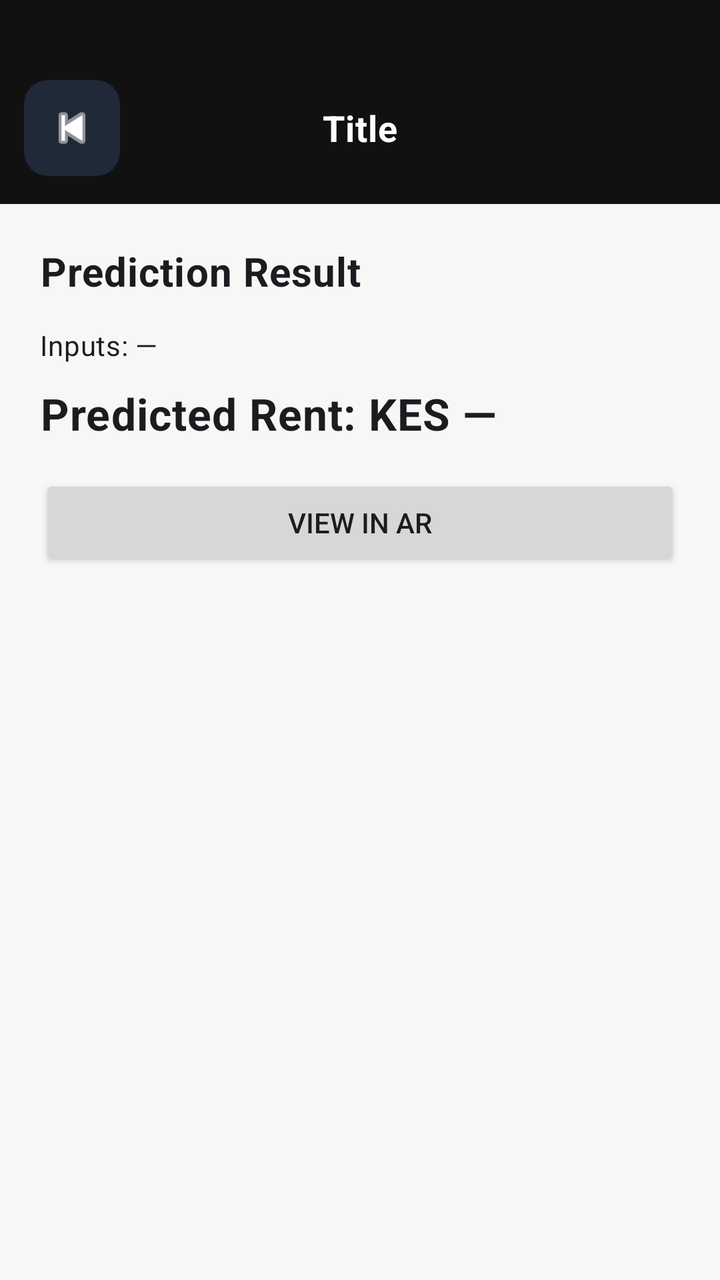
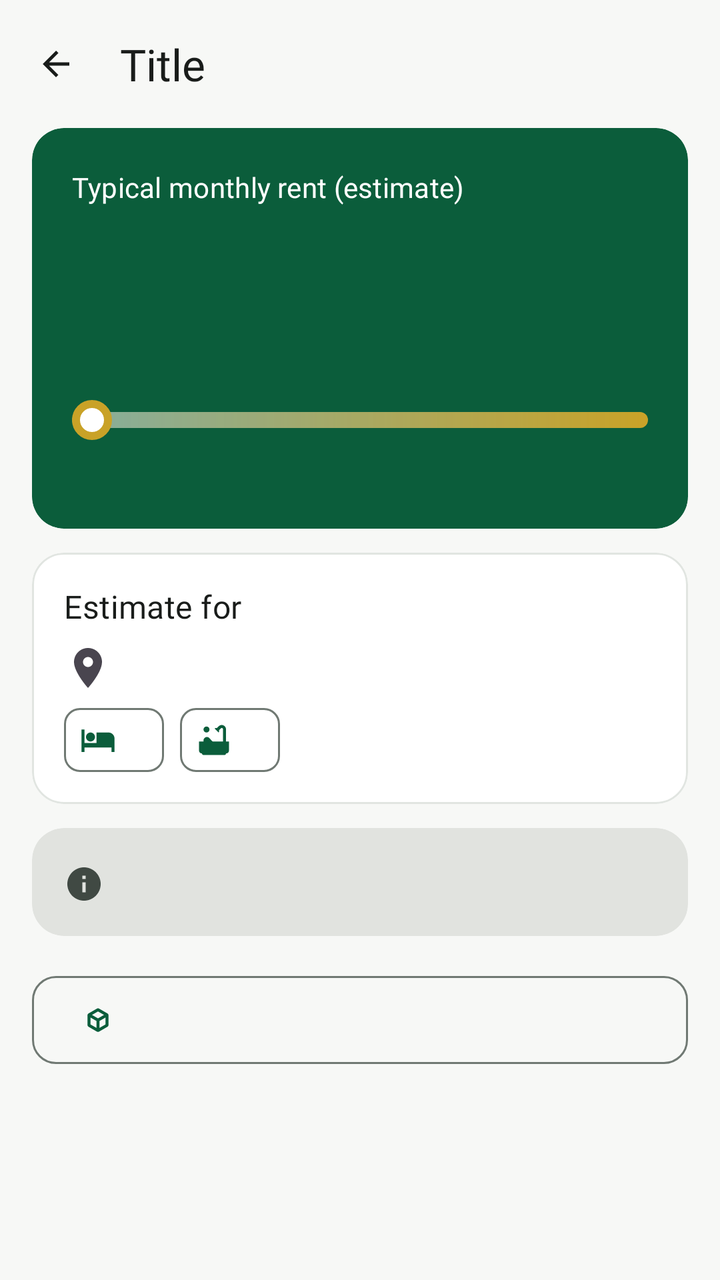

Before-and-after screenshots of an Android layout around one commit, followed by the original layout XML and the change that was made.
<!-- AndroidManifest.xml: application theme Theme.KodiWise -->
<!-- res/layout/activity_prediction_result.xml -->
<?xml version="1.0" encoding="utf-8"?>
<LinearLayout xmlns:android="http://schemas.android.com/apk/res/android"
    android:layout_width="match_parent"
    android:layout_height="match_parent"
    android:orientation="vertical">

    <include layout="@layout/include_back_header" />

    <LinearLayout
        android:layout_width="match_parent"
        android:layout_height="match_parent"
        android:orientation="vertical"
        android:padding="20dp">

        <TextView
            android:layout_width="wrap_content"
            android:layout_height="wrap_content"
            android:text="Prediction Result"
            android:textSize="20sp"
            android:textStyle="bold"
            android:layout_marginBottom="14dp" />

        <TextView
            android:id="@+id/tvInputs"
            android:layout_width="wrap_content"
            android:layout_height="wrap_content"
            android:text="Inputs: —"
            android:layout_marginBottom="10dp" />

        <TextView
            android:id="@+id/tvPredictedRent"
            android:layout_width="wrap_content"
            android:layout_height="wrap_content"
            android:text="Predicted Rent: KES —"
            android:textSize="22sp"
            android:textStyle="bold" />

        <TextView
            android:id="@+id/tvEstimateNote"
            android:layout_width="wrap_content"
            android:layout_height="wrap_content"
            android:text=""
            android:textSize="12sp"
            android:textColor="#6B7280"
            android:layout_marginTop="6dp"
            android:visibility="gone" />

        <Button
            android:id="@+id/btnViewInAR"
            android:layout_width="match_parent"
            android:layout_height="wrap_content"
            android:text="View in AR"
            android:layout_marginTop="16dp" />

    </LinearLayout>

</LinearLayout>
<!-- res/layout/include_back_header.xml (included above) -->
<?xml version="1.0" encoding="utf-8"?>
<LinearLayout xmlns:android="http://schemas.android.com/apk/res/android"
    xmlns:app="http://schemas.android.com/apk/res-auto"
    android:id="@+id/backHeaderRoot"
    android:layout_width="match_parent"
    android:layout_height="wrap_content"
    android:orientation="horizontal"
    android:gravity="center_vertical"
    android:background="#111111"
    android:paddingStart="12dp"
    android:paddingEnd="12dp"
    android:paddingTop="40dp"
    android:paddingBottom="14dp">

    <androidx.appcompat.widget.AppCompatImageButton
        android:id="@+id/btnBackHeader"
        android:layout_width="48dp"
        android:layout_height="48dp"
        android:background="@drawable/bg_header_icon"
        android:contentDescription="Back"
        android:padding="10dp"
        android:scaleType="centerInside"
        android:src="@android:drawable/ic_media_previous"
        app:tint="#FFFFFF" />

    <TextView
        android:id="@+id/tvHeaderTitle"
        android:layout_width="0dp"
        android:layout_height="wrap_content"
        android:layout_weight="1"
        android:gravity="center"
        android:text="Title"
        android:textColor="#FFFFFF"
        android:textStyle="bold"
        android:textSize="18sp"
        android:paddingStart="8dp"
        android:paddingEnd="8dp" />

    <Space
        android:layout_width="48dp"
        android:layout_height="48dp" />

</LinearLayout>
<!-- resources referenced by this layout -->
<resources>
  <!-- drawable bg_header_icon (drawable) -->
  <?xml version="1.0" encoding="utf-8"?>
  <shape xmlns:android="http://schemas.android.com/apk/res/android">
      <solid android:color="#1F2937" />
      <corners android:radius="12dp" />
  </shape>
  <!-- unchanged entries left out for length: 64 -->
</resources>

<!-- the commit's change to res/layout/activity_prediction_result.xml (unified diff, before → after) -->
@@ -1,59 +1,213 @@
 <?xml version="1.0" encoding="utf-8"?>
 <LinearLayout xmlns:android="http://schemas.android.com/apk/res/android"
+    xmlns:app="http://schemas.android.com/apk/res-auto"
     android:layout_width="match_parent"
     android:layout_height="match_parent"
+    android:background="?android:attr/colorBackground"
+    android:fitsSystemWindows="true"
     android:orientation="vertical">
 
     <include layout="@layout/include_back_header" />
 
-    <LinearLayout
+    <ScrollView
         android:layout_width="match_parent"
-        android:layout_height="match_parent"
-        android:orientation="vertical"
-        android:padding="20dp">
-
-        <TextView
-            android:layout_width="wrap_content"
-            android:layout_height="wrap_content"
-            android:text="Prediction Result"
-            android:textSize="20sp"
-            android:textStyle="bold"
-            android:layout_marginBottom="14dp" />
-
-        <TextView
-            android:id="@+id/tvInputs"
-            android:layout_width="wrap_content"
-            android:layout_height="wrap_content"
-            android:text="Inputs: —"
-            android:layout_marginBottom="10dp" />
-
-        <TextView
-            android:id="@+id/tvPredictedRent"
-            android:layout_width="wrap_content"
-            android:layout_height="wrap_content"
-            android:text="Predicted Rent: KES —"
-            android:textSize="22sp"
-            android:textStyle="bold" />
-
-        <TextView
-            android:id="@+id/tvEstimateNote"
-            android:layout_width="wrap_content"
-            android:layout_height="wrap_content"
-            android:text=""
-            android:textSize="12sp"
-            android:textColor="#6B7280"
-            android:layout_marginTop="6dp"
-            android:visibility="gone" />
-
-        <Button
-            android:id="@+id/btnViewInAR"
+        android:layout_height="0dp"
+        android:layout_weight="1">
+
+        <LinearLayout
             android:layout_width="match_parent"
             android:layout_height="wrap_content"
-            android:text="View in AR"
-            android:layout_marginTop="16dp" />
-
-    </LinearLayout>
-
+            android:orientation="vertical"
+            android:paddingHorizontal="16dp"
+            android:paddingBottom="24dp">
+
+            
+            <com.google.android.material.card.MaterialCardView
+                style="@style/Widget.KodiWise.Card.Hero"
+                android:layout_width="match_parent"
+                android:layout_height="wrap_content">
+
+                <LinearLayout
+                    android:layout_width="match_parent"
+                    android:layout_height="wrap_content"
+                    android:orientation="vertical"
+                    android:padding="20dp">
+
+                    <TextView
+                        android:id="@+id/tvHeroLabel"
+                        android:layout_width="wrap_content"
+                        android:layout_height="wrap_content"
+                        android:text="@string/result_label"
+                        android:textAppearance="?attr/textAppearanceLabelLarge"
+                        android:textColor="@color/kw_on_hero" />
+
+                    <TextView
+                        android:id="@+id/tvHeroValue"
+                        android:layout_width="wrap_content"
+                        android:layout_height="wrap_content"
+                        android:layout_marginTop="4dp"
+                        android:textAppearance="@style/TextAppearance.KodiWise.Hero"
+                        android:textColor="@color/kw_on_hero" />
+
+                    <TextView
+                        android:id="@+id/tvPredictedRent"
+                        android:layout_width="wrap_content"
+                        android:layout_height="wrap_content"
+                        android:layout_marginTop="2dp"
+                        android:textAppearance="?attr/textAppearanceBodyLarge"
+                        android:textColor="@color/kw_on_hero" />
+
+                    
+                    <FrameLayout
+                        android:id="@+id/rangeBar"
+                        android:layout_width="match_parent"
+                        android:layout_height="28dp"
+                        android:layout_marginTop="20dp"
+                        android:focusable="true">
+
+                        <View
+                            android:layout_width="match_parent"
+                            android:layout_height="8dp"
+                            android:layout_gravity="center_vertical"
+                            android:background="@drawable/bg_range_track" />
+
+                        <View
+                            android:id="@+id/rangeMarker"
+                            android:layout_width="20dp"
+                            android:layout_height="20dp"
+                            android:layout_gravity="center_vertical"
+                            android:background="@drawable/bg_range_marker" />
+                    </FrameLayout>
+
+                    <LinearLayout
+                        android:id="@+id/rangeLabels"
+                        android:layout_width="match_parent"
+                        android:layout_height="wrap_content"
+                        android:layout_marginTop="4dp"
+                        android:orientation="horizontal">
+
+                        <TextView
+                            android:id="@+id/tvRangeLow"
+                            android:layout_width="0dp"
+                            android:layout_height="wrap_content"
+                            android:layout_weight="1"
+                            android:textAppearance="?attr/textAppearanceLabelMedium"
+                            android:textColor="@color/kw_on_hero" />
+
+                        <TextView
+                            android:id="@+id/tvRangeHigh"
+                            android:layout_width="0dp"
+                            android:layout_height="wrap_content"
+                            android:layout_weight="1"
+                            android:gravity="end"
+                            android:textAppearance="?attr/textAppearanceLabelMedium"
+                            android:textColor="@color/kw_on_hero" />
+                    </LinearLayout>
+                </LinearLayout>
+            </com.google.android.material.card.MaterialCardView>
+
+            
+            <TextView
+                android:id="@+id/tvConfidenceHint"
+                style="@style/Widget.KodiWise.InfoChip"
+                android:layout_width="wrap_content"
+                android:layout_height="wrap_content"
+                android:layout_marginTop="12dp"
+                android:visibility="gone"
+                app:drawableStartCompat="@drawable/ic_info" />
+
+            
+            <com.google.android.material.card.MaterialCardView
+                android:layout_width="match_parent"
+                android:layout_height="wrap_content"
+                android:layout_marginTop="12dp">
+
+                <LinearLayout
+                    android:layout_width="match_parent"
+                    android:layout_height="wrap_content"
+                    android:orientation="vertical"
+                    android:padding="16dp">
+
+                    <TextView
+                        style="@style/Widget.KodiWise.SectionTitle"
+                        android:layout_width="wrap_content"
+                        android:layout_height="wrap_content"
+                        android:text="@string/result_for" />
+
+                    <TextView
+                        android:id="@+id/tvInputs"
+                        android:layout_width="match_parent"
+                        android:layout_height="wrap_content"
+                        android:layout_marginTop="8dp"
+                        android:drawablePadding="8dp"
+                        android:gravity="center_vertical"
+                        android:textAppearance="?attr/textAppearanceBodyLarge"
+                        android:textColor="?attr/colorOnSurface"
+                        app:drawableStartCompat="@drawable/ic_place" />
+
+                    <com.google.android.material.chip.ChipGroup
+                        android:layout_width="match_parent"
+                        android:layout_height="wrap_content"
+                        android:layout_marginTop="8dp">
+
+                        <com.google.android.material.chip.Chip
+                            android:id="@+id/chipBeds"
+                            style="@style/Widget.KodiWise.Chip.Info"
+                            android:layout_width="wrap_content"
+                            android:layout_height="wrap_content"
+                            app:chipIcon="@drawable/ic_bed" />
+
+                        <com.google.android.material.chip.Chip
+                            android:id="@+id/chipBaths"
+                            style="@style/Widget.KodiWise.Chip.Info"
+                            android:layout_width="wrap_content"
+                            android:layout_height="wrap_content"
+                            app:chipIcon="@drawable/ic_bathtub" />
+                    </com.google.android.material.chip.ChipGroup>
+                </LinearLayout>
+            </com.google.android.material.card.MaterialCardView>
+
+            
+            <com.google.android.material.card.MaterialCardView
+                style="@style/Widget.KodiWise.Card.Filled"
+                android:layout_width="match_parent"
+                android:layout_height="wrap_content"
+                android:layout_marginTop="12dp">
+
+                <LinearLayout
+                    android:layout_width="match_parent"
+                    android:layout_height="wrap_content"
+                    android:orientation="horizontal"
+                    android:padding="16dp">
+
+                    <ImageView
+                        android:layout_width="20dp"
+                        android:layout_height="20dp"
+                        android:layout_marginTop="2dp"
+                        android:contentDescription="@null"
+                        android:src="@drawable/ic_info"
+                        app:tint="?attr/colorOnSurfaceVariant" />
+
+                    <TextView
+                        android:id="@+id/tvEstimateNote"
+                        android:layout_width="0dp"
+                        android:layout_height="wrap_content"
+                        android:layout_marginStart="12dp"
+                        android:layout_weight="1"
+                        android:textAppearance="?attr/textAppearanceBodyMedium"
+                        android:textColor="?attr/colorOnSurfaceVariant" />
+                </LinearLayout>
+            </com.google.android.material.card.MaterialCardView>
+
+            <com.google.android.material.button.MaterialButton
+                android:id="@+id/btnViewInAR"
+                style="@style/Widget.KodiWise.Button.Outlined"
+                android:layout_width="match_parent"
+                android:layout_height="wrap_content"
+                android:layout_marginTop="16dp"
+                app:icon="@drawable/ic_view_in_ar" />
+        </LinearLayout>
+    </ScrollView>
 </LinearLayout>
 <!-- res/layout/include_back_header.xml (included above) -->
 <?xml version="1.0" encoding="utf-8"?>
@@ -62,40 +216,31 @@
     android:id="@+id/backHeaderRoot"
     android:layout_width="match_parent"
     android:layout_height="wrap_content"
+    android:background="?android:attr/colorBackground"
+    android:gravity="center_vertical"
+    android:minHeight="64dp"
     android:orientation="horizontal"
-    android:gravity="center_vertical"
-    android:background="#111111"
-    android:paddingStart="12dp"
-    android:paddingEnd="12dp"
-    android:paddingTop="40dp"
-    android:paddingBottom="14dp">
-
-    <androidx.appcompat.widget.AppCompatImageButton
+    android:paddingStart="4dp"
+    android:paddingEnd="16dp">
+
+    <com.google.android.material.button.MaterialButton
         android:id="@+id/btnBackHeader"
+        style="@style/Widget.Material3.Button.IconButton"
         android:layout_width="48dp"
         android:layout_height="48dp"
-        android:background="@drawable/bg_header_icon"
-        android:contentDescription="Back"
-        android:padding="10dp"
-        android:scaleType="centerInside"
-        android:src="@android:drawable/ic_media_previous"
-        app:tint="#FFFFFF" />
+        android:contentDescription="@string/back"
+        app:icon="@drawable/ic_arrow_back"
+        app:iconTint="?attr/colorOnSurface" />
 
     <TextView
         android:id="@+id/tvHeaderTitle"
         android:layout_width="0dp"
         android:layout_height="wrap_content"
+        android:layout_marginStart="8dp"
         android:layout_weight="1"
-        android:gravity="center"
-        android:text="Title"
-        android:textColor="#FFFFFF"
-        android:textStyle="bold"
-        android:textSize="18sp"
-        android:paddingStart="8dp"
-        android:paddingEnd="8dp" />
-
-    <Space
-        android:layout_width="48dp"
-        android:layout_height="48dp" />
-
+        android:ellipsize="end"
+        android:singleLine="true"
+        android:text="@string/header_title"
+        android:textAppearance="?attr/textAppearanceTitleLarge"
+        android:textColor="?attr/colorOnSurface" />
 </LinearLayout>
<!-- resource entries referenced after the edit -->
@@ -1,11 +1,146 @@
 <!-- resources referenced by this layout -->
 <resources>
-  <!-- drawable bg_header_icon (drawable) -->
+  <color name="kw_on_hero">#FFFFFF</color>
+  <!-- drawable bg_range_marker (drawable) -->
   <?xml version="1.0" encoding="utf-8"?>
-  <shape xmlns:android="http://schemas.android.com/apk/res/android">
-      <solid android:color="#1F2937" />
+  <shape xmlns:android="http://schemas.android.com/apk/res/android" android:shape="oval">
+      <solid android:color="@color/kw_on_hero" />
+      <stroke android:width="4dp" android:color="@color/kw_brand_gold" />
+  </shape>
+  <!-- drawable bg_range_track (drawable) -->
+  <?xml version="1.0" encoding="utf-8"?>
+  <shape xmlns:android="http://schemas.android.com/apk/res/android" android:shape="rectangle">
+      <corners android:radius="4dp" />
+      <gradient
+          android:angle="0"
+          android:endColor="@color/kw_brand_gold"
+          android:startColor="@color/kw_range_track_start" />
+  </shape>
+  <!-- drawable ic_arrow_back (drawable) -->
+  <?xml version="1.0" encoding="utf-8"?>
+  <vector xmlns:android="http://schemas.android.com/apk/res/android"
+      android:width="24dp"
+      android:height="24dp"
+      android:autoMirrored="true"
+      android:tint="?attr/colorControlNormal"
+      android:viewportWidth="24"
+      android:viewportHeight="24">
+      <path
+          android:fillColor="@android:color/white"
+          android:pathData="M20,11H7.83l5.59,-5.59L12,4l-8,8 8,8 1.41,-1.41L7.83,13H20v-2z" />
+  </vector>
+  <!-- drawable ic_bathtub (drawable) -->
+  <?xml version="1.0" encoding="utf-8"?>
+  <vector xmlns:android="http://schemas.android.com/apk/res/android"
+      android:width="24dp"
+      android:height="24dp"
+      android:autoMirrored="false"
+      android:tint="?attr/colorControlNormal"
+      android:viewportWidth="24"
+      android:viewportHeight="24">
+      <path
+          android:fillColor="@android:color/white"
+          android:pathData="M7,7c1.1,0 2,-0.9 2,-2S8.1,3 7,3 5,3.9 5,5s0.9,2 2,2zM20,13V4.83C20,3.27 18.73,2 17.17,2c-0.75,0 -1.47,0.3 -2,0.83l-1.25,1.25C13.76,4.03 13.59,4 13.41,4c-0.4,0 -0.77,0.12 -1.08,0.32l2.76,2.76c0.2,-0.31 0.32,-0.68 0.32,-1.08 0,-0.18 -0.03,-0.34 -0.07,-0.51l1.25,-1.25c0.15,-0.15 0.36,-0.24 0.58,-0.24 0.46,0 0.83,0.37 0.83,0.83V13h-6.85c-0.3,-0.21 -0.57,-0.45 -0.82,-0.72l-1.4,-1.55c-0.19,-0.21 -0.43,-0.38 -0.69,-0.5C7.93,10.08 7.6,10 7.26,10 6.02,10.01 5,11.03 5,12.27V13H2v6c0,1.1 0.9,2 2,2 0,0.55 0.45,1 1,1h14c0.55,0 1,-0.45 1,-1 1.1,0 2,-0.9 2,-2v-6h-2z" />
+  </vector>
+  <!-- drawable ic_bed (drawable) -->
+  <?xml version="1.0" encoding="utf-8"?>
+  <vector xmlns:android="http://schemas.android.com/apk/res/android"
+      android:width="24dp"
+      android:height="24dp"
+      android:autoMirrored="false"
+      android:tint="?attr/colorControlNormal"
+      android:viewportWidth="24"
+      android:viewportHeight="24">
+      <path
+          android:fillColor="@android:color/white"
+          android:pathData="M7,13c1.66,0 3,-1.34 3,-3S8.66,7 7,7s-3,1.34 -3,3 1.34,3 3,3zM19,7h-8v7H3V5H1v15h2v-3h18v3h2v-9c0,-2.21 -1.79,-4 -4,-4z" />
+  </vector>
+  <!-- drawable ic_info (drawable) -->
+  <?xml version="1.0" encoding="utf-8"?>
+  <vector xmlns:android="http://schemas.android.com/apk/res/android"
+      android:width="24dp"
+      android:height="24dp"
+      android:autoMirrored="false"
+      android:tint="?attr/colorControlNormal"
+      android:viewportWidth="24"
+      android:viewportHeight="24">
+      <path
+          android:fillColor="@android:color/white"
+          android:pathData="M12,2C6.48,2 2,6.48 2,12s4.48,10 10,10 10,-4.48 10,-10S17.52,2 12,2zM13,17h-2v-6h2v6zM13,9h-2V7h2v2z" />
+  </vector>
+  <!-- drawable ic_place (drawable) -->
+  <?xml version="1.0" encoding="utf-8"?>
+  <vector xmlns:android="http://schemas.android.com/apk/res/android"
+      android:width="24dp"
+      android:height="24dp"
+      android:autoMirrored="false"
+      android:tint="?attr/colorControlNormal"
+      android:viewportWidth="24"
+      android:viewportHeight="24">
+      <path
+          android:fillColor="@android:color/white"
+          android:pathData="M12,2C8.13,2 5,5.13 5,9c0,5.25 7,13 7,13s7,-7.75 7,-13c0,-3.87 -3.13,-7 -7,-7zM12,11.5c-1.38,0 -2.5,-1.12 -2.5,-2.5s1.12,-2.5 2.5,-2.5 2.5,1.12 2.5,2.5 -1.12,2.5 -2.5,2.5z" />
+  </vector>
+  <!-- drawable ic_view_in_ar (drawable) -->
+  <?xml version="1.0" encoding="utf-8"?>
+  <vector xmlns:android="http://schemas.android.com/apk/res/android"
+      android:width="24dp"
+      android:height="24dp"
+      android:autoMirrored="false"
+      android:tint="?attr/colorControlNormal"
+      android:viewportWidth="24"
+      android:viewportHeight="24">
+      <path
+          android:fillColor="@android:color/white"
+          android:pathData="M18.25,7.6l-5.5,-3.18c-0.46,-0.27 -1.04,-0.27 -1.5,0L5.75,7.6C5.29,7.87 5,8.36 5,8.9v6.35c0,0.54 0.29,1.03 0.75,1.3l5.5,3.18c0.46,0.27 1.04,0.27 1.5,0l5.5,-3.18c0.46,-0.27 0.75,-0.76 0.75,-1.3V8.9C19,8.36 18.71,7.87 18.25,7.6zM7,14.96v-4.62l4,2.32v4.61L7,14.96zM12,10.93L8,8.61l4,-2.31l4,2.31L12,10.93zM13,17.27v-4.61l4,-2.32v4.62L13,17.27z" />
+  </vector>
+  <string name="back">Back</string>
+  <string name="header_title">Title</string>
+  <string name="result_for">Estimate for</string>
+  <string name="result_label">Typical monthly rent (estimate)</string>
+  <style name="TextAppearance.KodiWise.Hero" parent="TextAppearance.Material3.DisplaySmall">
+          <item name="fontFamily">@font/poppins_semibold</item>
+          <item name="android:fontFamily">@font/poppins_semibold</item>
+          <item name="android:textSize">34sp</item>
+      </style>
+  <style name="Widget.KodiWise.Card.Filled" parent="Widget.Material3.CardView.Filled">
+          <item name="cardCornerRadius">16dp</item>
+      </style>
+  <style name="Widget.KodiWise.Card.Hero" parent="Widget.Material3.CardView.Filled">
+          <item name="cardCornerRadius">16dp</item>
+          <item name="cardBackgroundColor">@color/kw_hero</item>
+      </style>
+  <style name="Widget.KodiWise.Chip.Info" parent="Widget.Material3.Chip.Assist">
+          <item name="android:clickable">false</item>
+          <item name="android:focusable">false</item>
+          <item name="ensureMinTouchTargetSize">false</item>
+          <item name="android:textAppearance">@style/TextAppearance.KodiWise.LabelMedium</item>
+      </style>
+  <style name="Widget.KodiWise.InfoChip" parent="">
+          <item name="android:background">@drawable/bg_info_chip</item>
+          <item name="android:paddingStart">12dp</item>
+          <item name="android:paddingEnd">16dp</item>
+          <item name="android:paddingTop">8dp</item>
+          <item name="android:paddingBottom">8dp</item>
+          <item name="android:drawablePadding">8dp</item>
+          <item name="android:gravity">center_vertical</item>
+          <item name="android:minHeight">40dp</item>
+          <item name="android:textAppearance">@style/TextAppearance.KodiWise.LabelLarge</item>
+      </style>
+  <style name="Widget.KodiWise.SectionTitle" parent="">
+          <item name="android:textAppearance">@style/TextAppearance.KodiWise.TitleMedium</item>
+          <item name="android:textColor">?attr/colorOnSurface</item>
+      </style>
+  <color name="kw_brand_gold">#C9A227</color>
+  <color name="kw_range_track_start">#80FFFFFF</color>
+  <color name="kw_hero">#0B5D3B</color>
+  <!-- drawable bg_info_chip (drawable) -->
+  <?xml version="1.0" encoding="utf-8"?>
+  <shape xmlns:android="http://schemas.android.com/apk/res/android" android:shape="rectangle">
       <corners android:radius="12dp" />
+      <solid android:color="@color/kw_neutral_chip" />
   </shape>
+  <color name="kw_neutral_chip">#E1E3DF</color>
   <!-- unchanged entries left out for length: 64 -->
 </resources>
 
